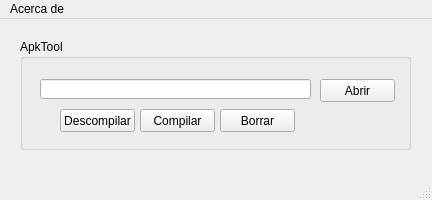
The window that MenuToolAndroid.ui (abeljm/Tool-Kit-Android-Reverser) describes before a commit, drawn with Qt 5.
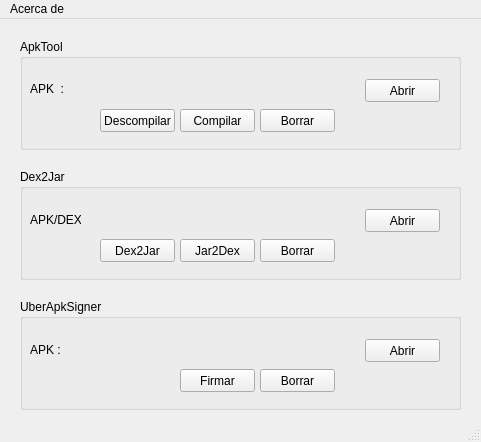
The same window after the commit.

```diff
--- a/MenuToolAndroid.ui
+++ b/MenuToolAndroid.ui
@@ -6,8 +6,8 @@
    <rect>
     <x>0</x>
     <y>0</y>
-    <width>432</width>
-    <height>200</height>
+    <width>481</width>
+    <height>442</height>
    </rect>
   </property>
   <property name="windowTitle">
@@ -22,30 +22,17 @@
      <rect>
       <x>20</x>
       <y>20</y>
-      <width>391</width>
+      <width>441</width>
       <height>111</height>
      </rect>
     </property>
     <property name="title">
      <string>ApkTool</string>
     </property>
-    <widget class="QLineEdit" name="lineEdit">
-     <property name="geometry">
-      <rect>
-       <x>20</x>
-       <y>40</y>
-       <width>271</width>
-       <height>20</height>
-      </rect>
-     </property>
-     <property name="dragEnabled">
-      <bool>true</bool>
-     </property>
-    </widget>
     <widget class="QPushButton" name="BCompilar">
      <property name="geometry">
       <rect>
-       <x>120</x>
+       <x>160</x>
        <y>70</y>
        <width>75</width>
        <height>23</height>
@@ -58,7 +45,7 @@
     <widget class="QPushButton" name="BDescompilar">
      <property name="geometry">
       <rect>
-       <x>40</x>
+       <x>80</x>
        <y>70</y>
        <width>75</width>
        <height>23</height>
@@ -71,7 +58,7 @@
     <widget class="QPushButton" name="BBorrar">
      <property name="geometry">
       <rect>
-       <x>200</x>
+       <x>240</x>
        <y>70</y>
        <width>75</width>
        <height>23</height>
@@ -84,7 +71,7 @@
     <widget class="QPushButton" name="BAbrir">
      <property name="geometry">
       <rect>
-       <x>300</x>
+       <x>345</x>
        <y>40</y>
        <width>75</width>
        <height>23</height>
@@ -92,6 +79,162 @@
      </property>
      <property name="text">
       <string>Abrir</string>
+     </property>
+    </widget>
+    <widget class="QLabel" name="label_2">
+     <property name="geometry">
+      <rect>
+       <x>10</x>
+       <y>42</y>
+       <width>61</width>
+       <height>16</height>
+      </rect>
+     </property>
+     <property name="text">
+      <string>APK  :  </string>
+     </property>
+    </widget>
+   </widget>
+   <widget class="QGroupBox" name="groupBox_2">
+    <property name="geometry">
+     <rect>
+      <x>20</x>
+      <y>150</y>
+      <width>441</width>
+      <height>111</height>
+     </rect>
+    </property>
+    <property name="title">
+     <string>Dex2Jar</string>
+    </property>
+    <widget class="QPushButton" name="BJar2dex">
+     <property name="geometry">
+      <rect>
+       <x>160</x>
+       <y>70</y>
+       <width>75</width>
+       <height>23</height>
+      </rect>
+     </property>
+     <property name="text">
+      <string>Jar2Dex</string>
+     </property>
+    </widget>
+    <widget class="QPushButton" name="BDex2jar">
+     <property name="geometry">
+      <rect>
+       <x>80</x>
+       <y>70</y>
+       <width>75</width>
+       <height>23</height>
+      </rect>
+     </property>
+     <property name="text">
+      <string>Dex2Jar</string>
+     </property>
+    </widget>
+    <widget class="QPushButton" name="BBorrar_2">
+     <property name="geometry">
+      <rect>
+       <x>240</x>
+       <y>70</y>
+       <width>75</width>
+       <height>23</height>
+      </rect>
+     </property>
+     <property name="text">
+      <string>Borrar</string>
+     </property>
+    </widget>
+    <widget class="QPushButton" name="BAbrir_2">
+     <property name="geometry">
+      <rect>
+       <x>345</x>
+       <y>40</y>
+       <width>75</width>
+       <height>23</height>
+      </rect>
+     </property>
+     <property name="text">
+      <string>Abrir</string>
+     </property>
+    </widget>
+    <widget class="QLabel" name="label">
+     <property name="geometry">
+      <rect>
+       <x>10</x>
+       <y>43</y>
+       <width>51</width>
+       <height>16</height>
+      </rect>
+     </property>
+     <property name="text">
+      <string>APK/DEX : </string>
+     </property>
+    </widget>
+   </widget>
+   <widget class="QGroupBox" name="groupBox_3">
+    <property name="geometry">
+     <rect>
+      <x>20</x>
+      <y>280</y>
+      <width>441</width>
+      <height>111</height>
+     </rect>
+    </property>
+    <property name="title">
+     <string>UberApkSigner</string>
+    </property>
+    <widget class="QPushButton" name="BAbrir_3">
+     <property name="geometry">
+      <rect>
+       <x>345</x>
+       <y>40</y>
+       <width>75</width>
+       <height>23</height>
+      </rect>
+     </property>
+     <property name="text">
+      <string>Abrir</string>
+     </property>
+    </widget>
+    <widget class="QLabel" name="label_3">
+     <property name="geometry">
+      <rect>
+       <x>10</x>
+       <y>44</y>
+       <width>47</width>
+       <height>13</height>
+      </rect>
+     </property>
+     <property name="text">
+      <string>APK : </string>
+     </property>
+    </widget>
+    <widget class="QPushButton" name="BBorrar_3">
+     <property name="geometry">
+      <rect>
+       <x>240</x>
+       <y>70</y>
+       <width>75</width>
+       <height>23</height>
+      </rect>
+     </property>
+     <property name="text">
+      <string>Borrar</string>
+     </property>
+    </widget>
+    <widget class="QPushButton" name="pushButton_2">
+     <property name="geometry">
+      <rect>
+       <x>160</x>
+       <y>70</y>
+       <width>75</width>
+       <height>23</height>
+      </rect>
+     </property>
+     <property name="text">
+      <string>Firmar</string>
      </property>
     </widget>
    </widget>
@@ -101,7 +244,7 @@
     <rect>
      <x>0</x>
      <y>0</y>
-     <width>432</width>
+     <width>481</width>
      <height>21</height>
     </rect>
    </property>
```
